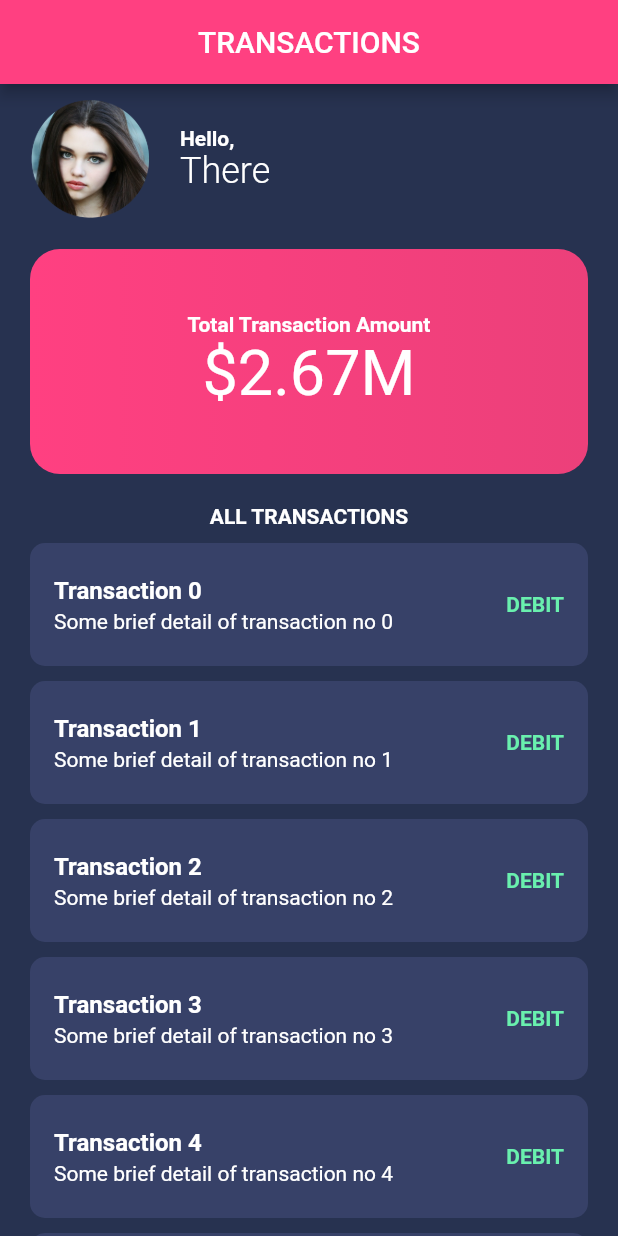
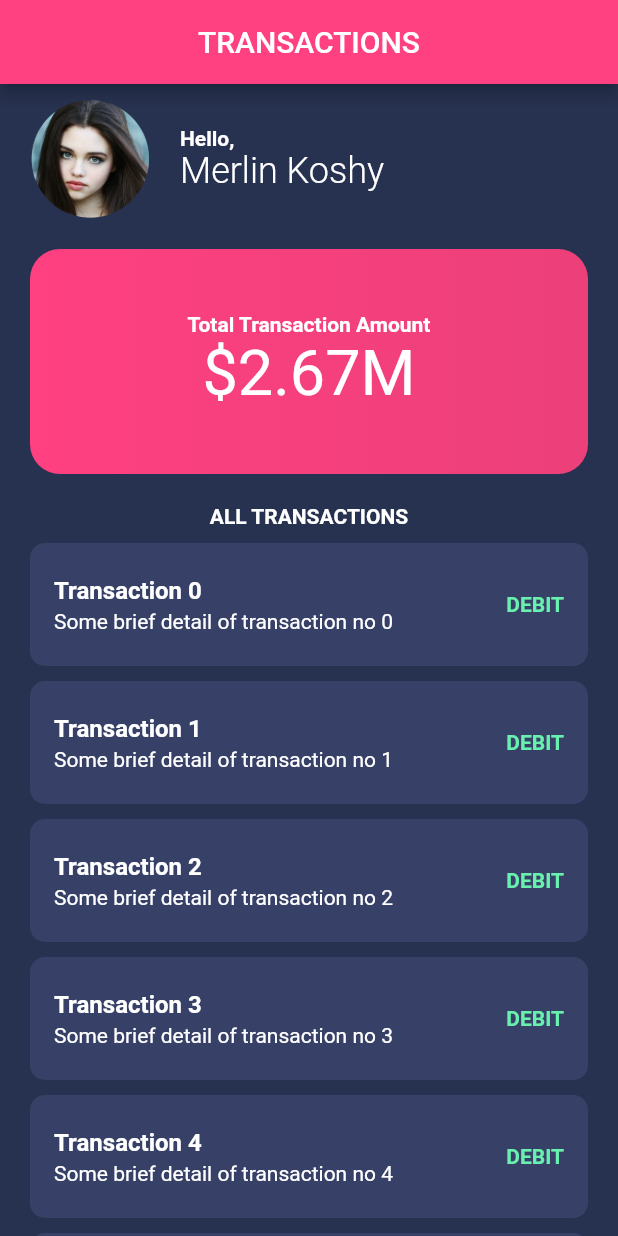
Before and after one commit to josvin912/Flutter-Assigment-1, a Flutter app: the screen it shows after launch, on a phone screen of 412 x 824 dp. Run offline on Flutter 3.47's test engine with Material 2 defaults, Android fonts, the phone set to English and light mode, and no system bars.

Commit message:
Update TransactionsScreen.dart

```diff
--- a/lib/screens/TransactionsScreen.dart
+++ b/lib/screens/TransactionsScreen.dart
@@ -24,7 +24,7 @@ class TransactionsScreen extends StatelessWidget{
                 crossAxisAlignment: CrossAxisAlignment.start,
                 children: <Widget>[
                   Text("Hello,", style: TextStyle(fontWeight: FontWeight.bold, color : Colors.white),),
-                  Text("There", style: TextStyle(fontSize: 24, color : Colors.white, fontWeight: FontWeight.w300),)
+                  Text("Merlin Koshy", style: TextStyle(fontSize: 24, color : Colors.white, fontWeight: FontWeight.w300),)
                 ],
               )
             ],
```
